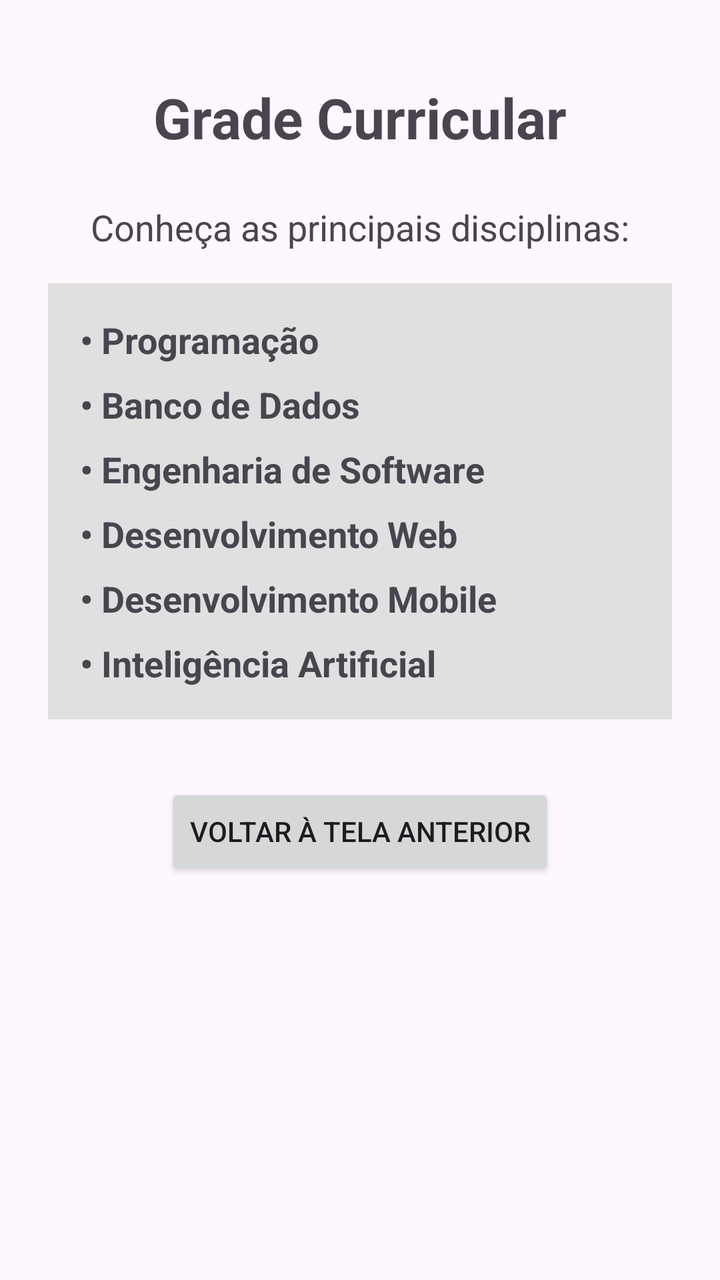
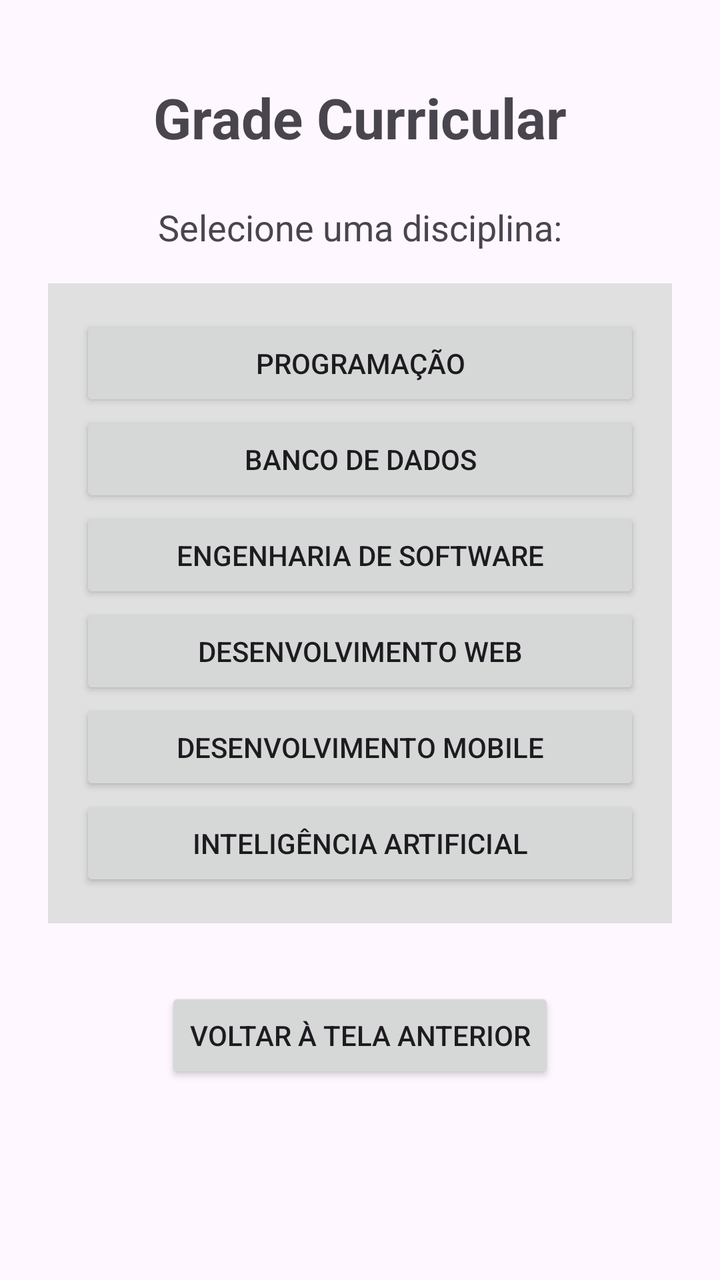

Before-and-after screenshots of an Android layout around one commit, followed by the original layout XML and the change that was made.
<!-- AndroidManifest.xml: application theme Theme.MyApplication -->
<!-- res/layout/activity_disciplinas.xml -->
<?xml version="1.0" encoding="utf-8"?>
<LinearLayout xmlns:android="http://schemas.android.com/apk/res/android"
    android:layout_width="match_parent"
    android:layout_height="match_parent"
    android:orientation="vertical"
    android:padding="24dp"
    android:gravity="center_horizontal">

    
    <TextView
        android:layout_width="wrap_content"
        android:layout_height="wrap_content"
        android:text="Grade Curricular"
        android:textSize="28sp"
        android:textStyle="bold"
        android:layout_marginBottom="24dp"
        android:layout_marginTop="16dp"/>

    
    <TextView
        android:layout_width="wrap_content"
        android:layout_height="wrap_content"
        android:text="Conheça as principais disciplinas:"
        android:textSize="18sp"
        android:layout_marginBottom="16dp" />

    
    <LinearLayout
        android:layout_width="match_parent"
        android:layout_height="wrap_content"
        android:orientation="vertical"
        android:background="#E0E0E0"
        android:padding="16dp"
        android:layout_marginBottom="32dp">

        <TextView
            android:layout_width="match_parent"
            android:layout_height="wrap_content"
            android:text="• Programação"
            android:textSize="18sp"
            android:textStyle="bold"
            android:layout_marginBottom="8dp"/>

        <TextView
            android:layout_width="match_parent"
            android:layout_height="wrap_content"
            android:text="• Banco de Dados"
            android:textSize="18sp"
            android:textStyle="bold"
            android:layout_marginBottom="8dp"/>

        <TextView
            android:layout_width="match_parent"
            android:layout_height="wrap_content"
            android:text="• Engenharia de Software"
            android:textSize="18sp"
            android:textStyle="bold"
            android:layout_marginBottom="8dp"/>

        <TextView
            android:layout_width="match_parent"
            android:layout_height="wrap_content"
            android:text="• Desenvolvimento Web"
            android:textSize="18sp"
            android:textStyle="bold"
            android:layout_marginBottom="8dp"/>

        <TextView
            android:layout_width="match_parent"
            android:layout_height="wrap_content"
            android:text="• Desenvolvimento Mobile"
            android:textSize="18sp"
            android:textStyle="bold"
            android:layout_marginBottom="8dp"/>

        <TextView
            android:layout_width="match_parent"
            android:layout_height="wrap_content"
            android:text="• Inteligência Artificial"
            android:textSize="18sp"
            android:textStyle="bold" />

    </LinearLayout>

    
    <Button
        android:id="@+id/btnVoltarDisciplinas"
        android:layout_width="wrap_content"
        android:layout_height="wrap_content"
        android:text="Voltar à tela anterior" />

</LinearLayout>
<!-- resources referenced by this layout -->
<resources>
  <style name="Theme.MyApplication" parent="Base.Theme.MyApplication" />
  <style name="Base.Theme.MyApplication" parent="Theme.Material3.DayNight.NoActionBar">
          
          
      </style>
</resources>

<!-- the commit's change to res/layout/activity_disciplinas.xml (unified diff, before → after) -->
@@ -20,7 +20,7 @@
     <TextView
         android:layout_width="wrap_content"
         android:layout_height="wrap_content"
-        android:text="Conheça as principais disciplinas:"
+        android:text="Selecione uma disciplina:"
         android:textSize="18sp"
         android:layout_marginBottom="16dp" />
 
@@ -33,52 +33,41 @@
         android:padding="16dp"
         android:layout_marginBottom="32dp">
 
-        <TextView
+        <Button
+            android:id="@+id/btnProgramacao"
             android:layout_width="match_parent"
             android:layout_height="wrap_content"
-            android:text="• Programação"
-            android:textSize="18sp"
-            android:textStyle="bold"
-            android:layout_marginBottom="8dp"/>
+            android:text="Programação" />
 
-        <TextView
+        <Button
+            android:id="@+id/btnBancoDados"
             android:layout_width="match_parent"
             android:layout_height="wrap_content"
-            android:text="• Banco de Dados"
-            android:textSize="18sp"
-            android:textStyle="bold"
-            android:layout_marginBottom="8dp"/>
+            android:text="Banco de Dados" />
 
-        <TextView
+        <Button
+            android:id="@+id/btnEngSoftware"
             android:layout_width="match_parent"
             android:layout_height="wrap_content"
-            android:text="• Engenharia de Software"
-            android:textSize="18sp"
-            android:textStyle="bold"
-            android:layout_marginBottom="8dp"/>
+            android:text="Engenharia de Software" />
 
-        <TextView
+        <Button
+            android:id="@+id/btnDesWeb"
             android:layout_width="match_parent"
             android:layout_height="wrap_content"
-            android:text="• Desenvolvimento Web"
-            android:textSize="18sp"
-            android:textStyle="bold"
-            android:layout_marginBottom="8dp"/>
+            android:text="Desenvolvimento Web" />
 
-        <TextView
+        <Button
+            android:id="@+id/btnDesMobile"
             android:layout_width="match_parent"
             android:layout_height="wrap_content"
-            android:text="• Desenvolvimento Mobile"
-            android:textSize="18sp"
-            android:textStyle="bold"
-            android:layout_marginBottom="8dp"/>
+            android:text="Desenvolvimento Mobile" />
 
-        <TextView
+        <Button
+            android:id="@+id/btnIA"
             android:layout_width="match_parent"
             android:layout_height="wrap_content"
-            android:text="• Inteligência Artificial"
-            android:textSize="18sp"
-            android:textStyle="bold" />
+            android:text="Inteligência Artificial" />
 
     </LinearLayout>
 
